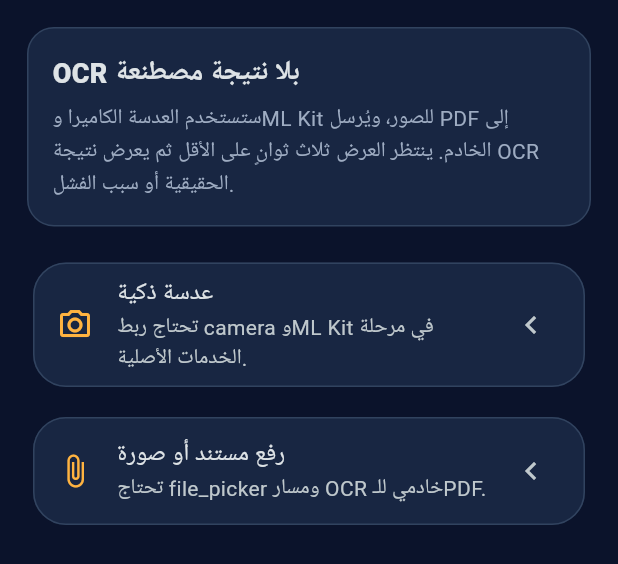
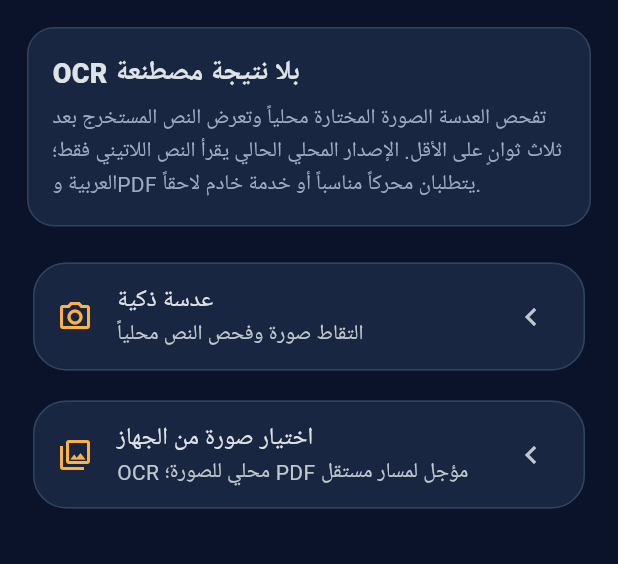
Before and after one commit to magdymeko456-cell/mirror_scorpion_v4, a Flutter app: the _DocumentsPanel widget shown alone on an empty page, opened directly, on a phone screen of 412 x 824 dp. Shown: the top 564 px of the screen. Run offline on Flutter 3.47's test engine with Material 3 defaults, Android fonts, the phone set to English and light mode, and no system bars; our stand-ins replace firebase_core, image_picker, shared_preferences; missing offline and left inert: google_mlkit_language_id, google_mlkit_text_recognition, google_mlkit_translation; accounts and stored records are empty.

Commit message:
feat(documents): add on-device image OCR

```diff
--- /dev/null
+++ b/lib/core/mlkit/on_device_ocr_service.dart
@@ -0,0 +1,67 @@
+import 'package:flutter/foundation.dart';
+import 'package:google_mlkit_text_recognition/google_mlkit_text_recognition.dart';
+
+enum OnDeviceOcrState {
+  recognized,
+  empty,
+  unsupportedPlatform,
+  failed,
+}
+
+class OnDeviceOcrResult {
+  const OnDeviceOcrResult({
+    required this.state,
+    this.text,
+    this.message,
+  });
+
+  final OnDeviceOcrState state;
+  final String? text;
+  final String? message;
+
+  bool get isSuccess => state == OnDeviceOcrState.recognized;
+}
+
+/// خدمة OCR محلية للصور فقط. يستخدم الإصدار الحالي محرك النص اللاتيني،
+/// ولذلك لا يزعم قراءة العربية أو PDF قبل ربط محرك مناسب لهما.
+class OnDeviceOcrService {
+  const OnDeviceOcrService();
+
+  static bool get isNativePlatform =>
+      !kIsWeb &&
+      (defaultTargetPlatform == TargetPlatform.android ||
+          defaultTargetPlatform == TargetPlatform.iOS);
+
+  Future<OnDeviceOcrResult> recognizeImagePath(String path) async {
+    if (!isNativePlatform) {
+      return const OnDeviceOcrResult(
+        state: OnDeviceOcrState.unsupportedPlatform,
+        message: 'OCR المحلي متاح على Android وiOS فقط.',
+      );
+    }
+
+    final recognizer = TextRecognizer(script: TextRecognitionScript.latin);
+    try {
+      final recognized = await recognizer.processImage(InputImage.fromFilePath(path));
+      final text = recognized.text.trim();
+      if (text.isEmpty) {
+        return const OnDeviceOcrResult(
+          state: OnDeviceOcrState.empty,
+          message: 'لم يعثر المحرك المحلي على نص لاتيني واضح في الصورة.',
+        );
+      }
+      return OnDeviceOcrResult(
+        state: OnDeviceOcrState.recognized,
+        text: text,
+        message: 'تم استخراج النص محلياً من الصورة. لم تتم ترجمة المستند بعد.',
+      );
+    } catch (_) {
+      return const OnDeviceOcrResult(
+        state: OnDeviceOcrState.failed,
+        message: 'تعذر تحليل الصورة محلياً. جرّب صورة أوضح أو أعد المحاولة.',
+      );
+    } finally {
+      await recognizer.close();
+    }
+  }
+}
--- a/lib/features/feature_hub_screen.dart
+++ b/lib/features/feature_hub_screen.dart
@@ -2,10 +2,12 @@ import 'dart:async';
 
 import 'package:flutter/material.dart';
 import 'package:flutter/services.dart';
+import 'package:image_picker/image_picker.dart';
 import 'package:provider/provider.dart';
 import 'package:shared_preferences/shared_preferences.dart';
 
 import '../app/royal_dark_theme.dart';
+import '../core/mlkit/on_device_ocr_service.dart';
 import '../core/mlkit/on_device_translation_service.dart';
 import '../core/pro/premium_verification_service.dart';
 
@@ -369,19 +371,94 @@ class _DialoguePanelState extends State<_DialoguePanel> {
   }
 }
 
-class _DocumentsPanel extends StatelessWidget {
+class _DocumentsPanel extends StatefulWidget {
   const _DocumentsPanel();
+
+  @override
+  State<_DocumentsPanel> createState() => _DocumentsPanelState();
+}
+
+class _DocumentsPanelState extends State<_DocumentsPanel> {
+  final _picker = ImagePicker();
+  final _ocrService = const OnDeviceOcrService();
+  bool _isScanning = false;
+  String? _selectedFileName;
+  String? _extractedText;
+  String? _notice;
+
+  Future<void> _scanImage(ImageSource source) async {
+    final image = await _picker.pickImage(source: source, imageQuality: 100);
+    if (image == null) {
+      if (mounted) setState(() => _notice = 'لم يتم اختيار صورة.');
+      return;
+    }
+    final stopwatch = Stopwatch()..start();
+    setState(() {
+      _isScanning = true;
+      _selectedFileName = image.name;
+      _extractedText = null;
+      _notice = 'جارٍ فحص الصورة محلياً…';
+    });
+    final result = await _ocrService.recognizeImagePath(image.path);
+    final remaining = const Duration(seconds: 3) - stopwatch.elapsed;
+    if (remaining > Duration.zero) await Future<void>.delayed(remaining);
+    if (!mounted) return;
+    setState(() {
+      _isScanning = false;
+      _extractedText = result.isSuccess ? result.text : null;
+      _notice = result.message;
+    });
+  }
 
   @override
   Widget build(BuildContext context) {
     return ListView(
       padding: const EdgeInsets.all(18),
       children: [
-        const _SectionNotice(title: 'OCR بلا نتيجة مصطنعة', detail: 'ستستخدم العدسة الكاميرا وML Kit للصور، ويُرسل PDF إلى الخادم. ينتظر العرض ثلاث ثوانٍ على الأقل ثم يعرض نتيجة OCR الحقيقية أو سبب الفشل.'),
+        const _SectionNotice(title: 'OCR بلا نتيجة مصطنعة', detail: 'تفحص العدسة الصورة المختارة محلياً وتعرض النص المستخرج بعد ثلاث ثوانٍ على الأقل. الإصدار المحلي الحالي يقرأ النص اللاتيني فقط؛ العربية وPDF يتطلبان محركاً مناسباً أو خدمة خادم لاحقاً.'),
         const SizedBox(height: 20),
-        Card(child: ListTile(leading: const Icon(Icons.camera_alt_outlined, color: RoyalColors.gold), title: const Text('عدسة ذكية'), subtitle: const Text('تحتاج ربط camera وML Kit في مرحلة الخدمات الأصلية.'), trailing: const Icon(Icons.chevron_left))),
+        Card(
+          child: ListTile(
+            leading: const Icon(Icons.camera_alt_outlined, color: RoyalColors.gold),
+            title: const Text('عدسة ذكية'),
+            subtitle: const Text('التقاط صورة وفحص النص محلياً'),
+            trailing: const Icon(Icons.chevron_left),
+            onTap: _isScanning ? null : () => _scanImage(ImageSource.camera),
+          ),
+        ),
         const SizedBox(height: 12),
-        Card(child: ListTile(leading: const Icon(Icons.attach_file, color: RoyalColors.gold), title: const Text('رفع مستند أو صورة'), subtitle: const Text('تحتاج file_picker ومسار OCR خادمي للـPDF.'), trailing: const Icon(Icons.chevron_left))),
+        Card(
+          child: ListTile(
+            leading: const Icon(Icons.photo_library_outlined, color: RoyalColors.gold),
+            title: const Text('اختيار صورة من الجهاز'),
+            subtitle: const Text('OCR محلي للصورة؛ PDF مؤجل لمسار مستقل'),
+            trailing: const Icon(Icons.chevron_left),
+            onTap: _isScanning ? null : () => _scanImage(ImageSource.gallery),
+          ),
+        ),
+        if (_selectedFileName != null)
+          Padding(
+            padding: const EdgeInsets.only(top: 18),
+            child: Text('الصورة المختارة: $_selectedFileName', style: const TextStyle(color: RoyalColors.muted)),
+          ),
+        if (_isScanning)
+          const Padding(
+            padding: EdgeInsets.only(top: 18),
+            child: LinearProgressIndicator(),
+          ),
+        if (_notice != null)
+          Padding(
+            padding: const EdgeInsets.only(top: 14),
+            child: Text(_notice!, style: const TextStyle(color: RoyalColors.gold, height: 1.5)),
+          ),
+        if (_extractedText != null)
+          Card(
+            margin: const EdgeInsets.only(top: 16),
+            child: Padding(
+              padding: const EdgeInsets.all(16),
+              child: SelectableText(_extractedText!, style: const TextStyle(height: 1.6)),
+            ),
+          ),
       ],
     );
   }
--- a/pubspec.yaml
+++ b/pubspec.yaml
@@ -15,6 +15,8 @@ dependencies:
   firebase_core: ^4.13.0
   google_mlkit_language_id: ^0.15.1
   google_mlkit_translation: ^0.15.1
+  google_mlkit_text_recognition: ^0.17.1
+  image_picker: ^1.2.3
 
 dev_dependencies:
   flutter_test:
```
Also changed, not shown: 2 other files.
